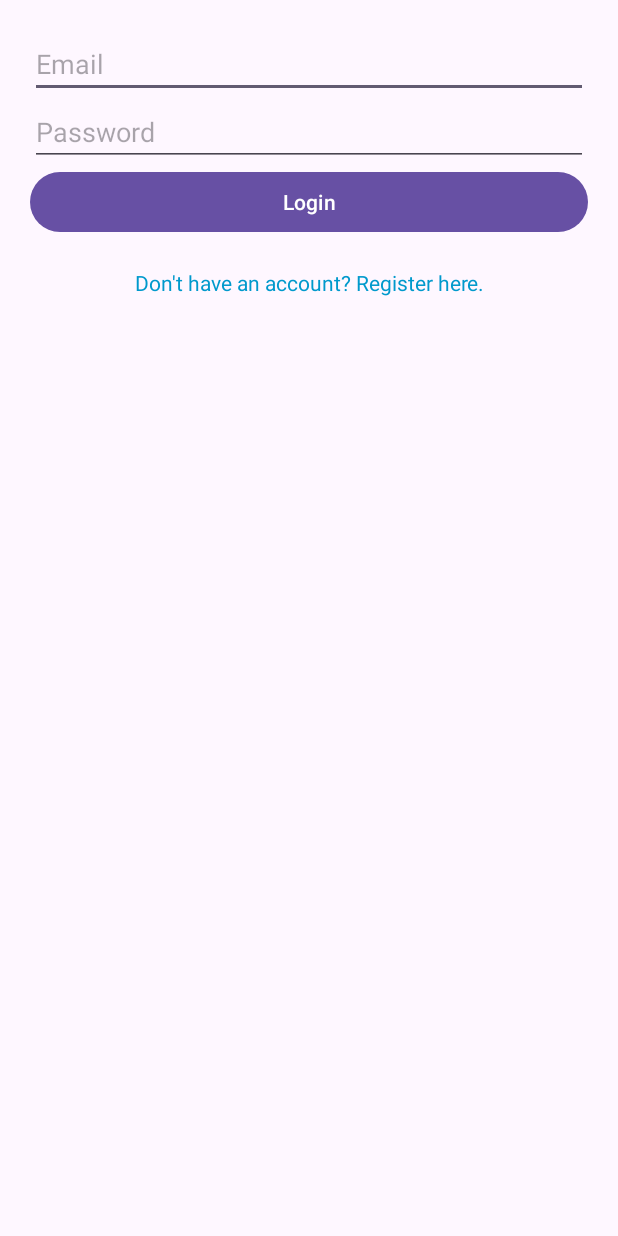
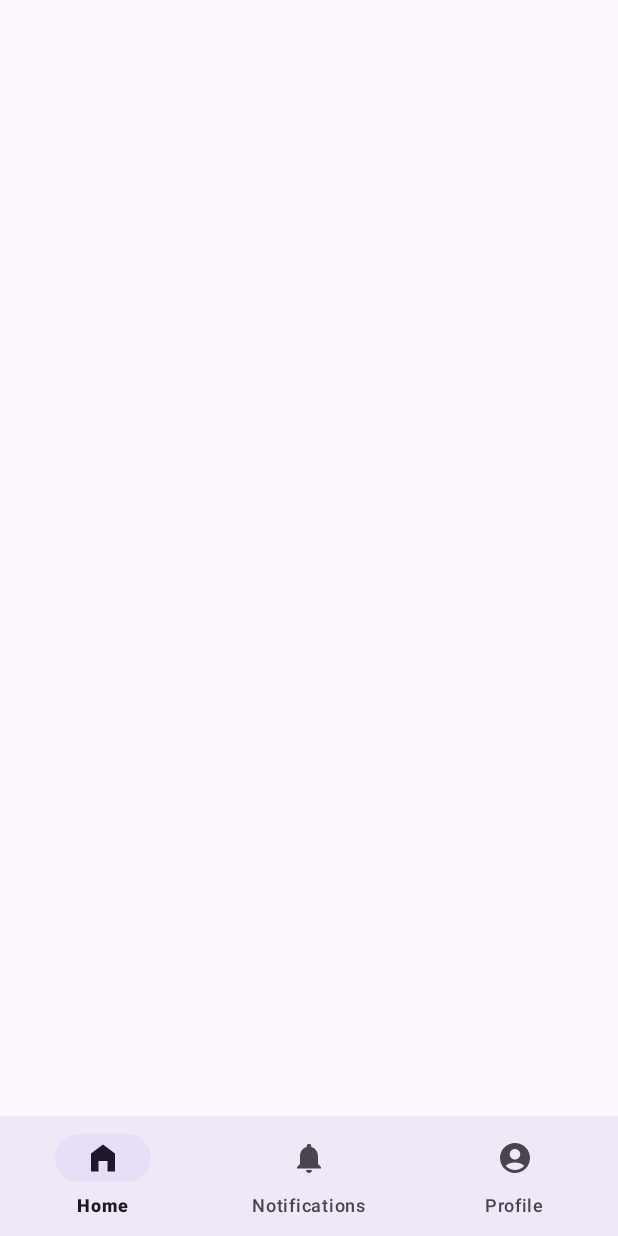
Before and after one commit to irfanshadikrishad/Slotify, an Android app: the screen it shows after launch (LoginActivity before the commit, MainActivity after it), on a phone screen of 412 x 824 dp. Run offline under Robolectric (Android 15) with nearby library versions, the light colour scheme and no system bars; our stand-ins replace Firebase (no records; nobody signed in at launch, a user with empty details on screens opened directly).

Commit message:
feat: bottom-navigations

```diff
--- a/app/src/main/AndroidManifest.xml
+++ b/app/src/main/AndroidManifest.xml
@@ -26,8 +26,6 @@
         <!-- Other Activities -->
         <activity android:name=".activities.LoginActivity" />
         <activity android:name=".activities.RegisterActivity" />
-        <activity android:name=".activities.AdminDashboardActivity" />
-        <activity android:name=".activities.UserDashboardActivity" />
         <activity android:name=".activities.CreateSlotActivity" />
         <activity android:name=".activities.ViewSlotActivity" />
 
--- a/app/src/main/java/io/irfanshadikrishad/slotify/activities/LoginActivity.kt
+++ b/app/src/main/java/io/irfanshadikrishad/slotify/activities/LoginActivity.kt
@@ -7,6 +7,8 @@ import androidx.appcompat.app.AppCompatActivity
 import com.google.firebase.auth.FirebaseAuth
 import com.google.firebase.firestore.FirebaseFirestore
 import io.irfanshadikrishad.slotify.R
+import io.irfanshadikrishad.slotify.fragments.AdminDashboardFragment
+import io.irfanshadikrishad.slotify.fragments.UserDashboardFragment
 
 class LoginActivity : AppCompatActivity() {
 
@@ -57,9 +59,9 @@ class LoginActivity : AppCompatActivity() {
 
     private fun navigateBasedOnRole(role: String) {
         val intent = if (role == "admin") {
-            Intent(this, AdminDashboardActivity::class.java)
+            Intent(this, AdminDashboardFragment::class.java)
         } else {
-            Intent(this, UserDashboardActivity::class.java)
+            Intent(this, UserDashboardFragment::class.java)
         }
         startActivity(intent)
         finish()
--- /dev/null
+++ b/app/src/main/res/drawable/home.xml
@@ -0,0 +1,5 @@
+<vector xmlns:android="http://schemas.android.com/apk/res/android" android:height="24dp" android:tint="#000000" android:viewportHeight="24" android:viewportWidth="24" android:width="24dp">
+
+    <path android:fillColor="@android:color/white" android:pathData="M12,3L4,9v12h5v-7h6v7h5V9z"/>
+
+</vector>
--- /dev/null
+++ b/app/src/main/res/drawable/notifications.xml
@@ -0,0 +1,5 @@
+<vector xmlns:android="http://schemas.android.com/apk/res/android" android:height="24dp" android:tint="#000000" android:viewportHeight="24" android:viewportWidth="24" android:width="24dp">
+
+    <path android:fillColor="@android:color/white" android:pathData="M12,22c1.1,0 2,-0.9 2,-2h-4c0,1.1 0.89,2 2,2zM18,16v-5c0,-3.07 -1.64,-5.64 -4.5,-6.32L13.5,4c0,-0.83 -0.67,-1.5 -1.5,-1.5s-1.5,0.67 -1.5,1.5v0.68C7.63,5.36 6,7.92 6,11v5l-2,2v1h16v-1l-2,-2z"/>
+
+</vector>
--- /dev/null
+++ b/app/src/main/res/drawable/profile.xml
@@ -0,0 +1,5 @@
+<vector xmlns:android="http://schemas.android.com/apk/res/android" android:height="24dp" android:tint="#000000" android:viewportHeight="24" android:viewportWidth="24" android:width="24dp">
+
+    <path android:fillColor="@android:color/white" android:pathData="M12,2C6.48,2 2,6.48 2,12s4.48,10 10,10s10,-4.48 10,-10S17.52,2 12,2zM12,6c1.93,0 3.5,1.57 3.5,3.5S13.93,13 12,13s-3.5,-1.57 -3.5,-3.5S10.07,6 12,6zM12,20c-2.03,0 -4.43,-0.82 -6.14,-2.88C7.55,15.8 9.68,15 12,15s4.45,0.8 6.14,2.12C16.43,19.18 14.03,20 12,20z"/>
+
+</vector>
--- /dev/null
+++ b/app/src/main/res/layout/activity_main.xml
@@ -0,0 +1,19 @@
+<RelativeLayout xmlns:android="http://schemas.android.com/apk/res/android"
+    xmlns:app="http://schemas.android.com/apk/res-auto"
+    android:layout_width="match_parent"
+    android:layout_height="match_parent">
+
+    <FrameLayout
+        android:id="@+id/fragmentContainer"
+        android:layout_width="match_parent"
+        android:layout_height="match_parent"
+        android:layout_above="@id/bottomNavigationView" />
+
+    <com.google.android.material.bottomnavigation.BottomNavigationView
+        android:id="@+id/bottomNavigationView"
+        android:layout_width="match_parent"
+        android:layout_height="wrap_content"
+        android:layout_alignParentBottom="true"
+        android:background="?android:attr/windowBackground"
+        app:menu="@menu/bottom_nav_menu" />
+</RelativeLayout>
--- /dev/null
+++ b/app/src/main/res/menu/bottom_nav_menu.xml
@@ -0,0 +1,15 @@
+<?xml version="1.0" encoding="utf-8"?>
+<menu xmlns:android="http://schemas.android.com/apk/res/android">
+    <item
+        android:id="@+id/nav_home"
+        android:icon="@drawable/home"
+        android:title="@string/home" />
+    <item
+        android:id="@+id/nav_notifications"
+        android:icon="@drawable/notifications"
+        android:title="@string/notifications" />
+    <item
+        android:id="@+id/nav_profile"
+        android:icon="@drawable/profile"
+        android:title="@string/profile" />
+</menu>
--- a/app/src/main/res/values/strings.xml
+++ b/app/src/main/res/values/strings.xml
@@ -32,6 +32,9 @@
     <string name="no_start_time_selected">No Start Time Selected</string>
     <string name="select_end_time">Select End Time</string>
     <string name="no_end_time_selected">No End Time Selected</string>
+    <string name="notifications">Notifications</string>
+    <string name="profile">Profile</string>
+    <string name="home">Home</string>
     <string-array name="user_roles">
         <item>User</item>
         <item>Admin</item>
```
Also changed, not shown: app/src/main/java/io/irfanshadikrishad/slotify/MainActivity.kt (+49 -22 lines), app/src/main/java/io/irfanshadikrishad/slotify/activities/RegisterActivity.kt (+8 -14 lines), app/src/main/java/io/irfanshadikrishad/slotify/activities/UserDashboardActivity.kt (deleted, +0 -15 lines), app/src/main/java/io/irfanshadikrishad/slotify/fragments/AdminDashboardFragment.kt (renamed from app/src/main/java/io/irfanshadikrishad/slotify/activities/AdminDashboardActivity.kt, +24 -17 lines), app/src/main/java/io/irfanshadikrishad/slotify/fragments/NotificationsFragment.kt (added, +23 -0 lines), app/src/main/java/io/irfanshadikrishad/slotify/fragments/ProfileFragment.kt (added, +21 -0 lines), app/src/main/java/io/irfanshadikrishad/slotify/fragments/UserDashboardFragment.kt (added, +17 -0 lines), app/src/main/res/layout/notifications.xml (added, +12 -0 lines), app/src/main/res/layout/profile.xml (added, +12 -0 lines).
